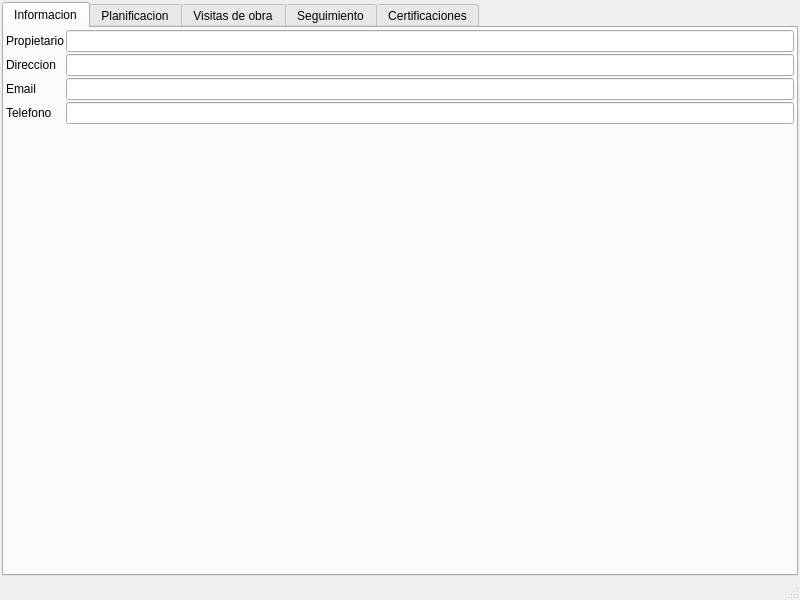
First picture: the form in mksPlanner/views/projectwindow.ui, repository diegowald/mksPlanner, before the edit.
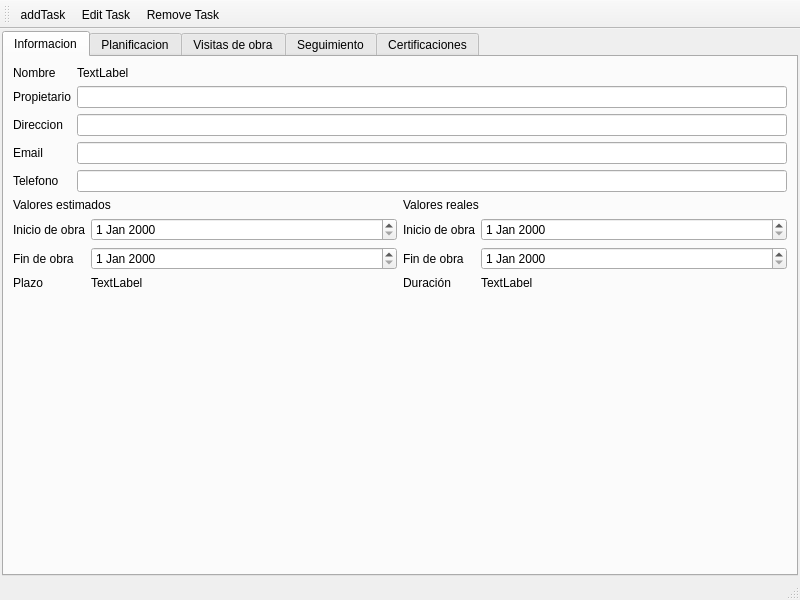
Second picture: the form after the edit. The open tabs and pages were chosen to show the change. Icons and pictures are not drawn. Custom widgets are drawn as their Qt base class.

What changed in the file:
```diff
--- a/mksPlanner/views/projectwindow.ui
+++ b/mksPlanner/views/projectwindow.ui
@@ -40,86 +40,186 @@
         <string>Informacion</string>
        </attribute>
        <layout class="QVBoxLayout" name="verticalLayout_2">
-        <property name="spacing">
-         <number>2</number>
-        </property>
-        <property name="leftMargin">
-         <number>2</number>
-        </property>
-        <property name="topMargin">
-         <number>2</number>
-        </property>
-        <property name="rightMargin">
-         <number>2</number>
-        </property>
-        <property name="bottomMargin">
-         <number>2</number>
-        </property>
         <item>
+         <layout class="QGridLayout" name="gridLayout">
+          <item row="1" column="1">
+           <layout class="QFormLayout" name="formLayout_2">
+            <item row="1" column="0">
+             <widget class="QLabel" name="Inicio">
+              <property name="text">
+               <string>Inicio de obra</string>
+              </property>
+             </widget>
+            </item>
+            <item row="1" column="1">
+             <widget class="QDateEdit" name="dateInicioReal"/>
+            </item>
+            <item row="2" column="0">
+             <widget class="QLabel" name="Findeo">
+              <property name="text">
+               <string>Fin de obra</string>
+              </property>
+             </widget>
+            </item>
+            <item row="2" column="1">
+             <widget class="QDateEdit" name="dateFinReal"/>
+            </item>
+            <item row="3" column="0">
+             <widget class="QLabel" name="label_13">
+              <property name="text">
+               <string>Duración</string>
+              </property>
+             </widget>
+            </item>
+            <item row="3" column="1">
+             <widget class="QLabel" name="lblDuracionReal">
+              <property name="text">
+               <string>TextLabel</string>
+              </property>
+             </widget>
+            </item>
+            <item row="0" column="0" colspan="2">
+             <widget class="QLabel" name="label_10">
+              <property name="text">
+               <string>Valores reales</string>
+              </property>
+             </widget>
+            </item>
+           </layout>
+          </item>
+          <item row="1" column="0">
          <layout class="QFormLayout" name="formLayout">
-          <property name="horizontalSpacing">
-           <number>2</number>
-          </property>
-          <property name="verticalSpacing">
-           <number>2</number>
-          </property>
-          <item row="0" column="0">
+            <item row="1" column="0">
+             <widget class="QLabel" name="label_5">
+              <property name="text">
+               <string>Inicio de obra</string>
+              </property>
+             </widget>
+            </item>
+            <item row="1" column="1">
+             <widget class="QDateEdit" name="dateEstimacionInicio"/>
+            </item>
+            <item row="2" column="0">
+             <widget class="QLabel" name="label_6">
+              <property name="text">
+               <string>Fin de obra</string>
+              </property>
+             </widget>
+            </item>
+            <item row="2" column="1">
+             <widget class="QDateEdit" name="dateEstimacionFinalizacion"/>
+            </item>
+            <item row="3" column="0">
+             <widget class="QLabel" name="label_7">
+              <property name="text">
+               <string>Plazo</string>
+              </property>
+             </widget>
+            </item>
+            <item row="3" column="1">
+             <widget class="QLabel" name="lblPlazoEstimado">
+              <property name="text">
+               <string>TextLabel</string>
+              </property>
+             </widget>
+            </item>
+            <item row="0" column="0" colspan="2">
+             <widget class="QLabel" name="label_9">
+              <property name="text">
+               <string>Valores estimados</string>
+              </property>
+             </widget>
+            </item>
+           </layout>
+          </item>
+          <item row="0" column="0" colspan="2">
+           <layout class="QFormLayout" name="formLayout_3">
+            <item row="1" column="0">
            <widget class="QLabel" name="label">
             <property name="text">
              <string>Propietario</string>
             </property>
            </widget>
           </item>
-          <item row="0" column="1">
+            <item row="1" column="1">
            <widget class="QLineEdit" name="txtPropietario">
             <property name="readOnly">
              <bool>true</bool>
             </property>
            </widget>
           </item>
-          <item row="1" column="0">
+            <item row="2" column="0">
            <widget class="QLabel" name="label_2">
             <property name="text">
              <string>Direccion</string>
             </property>
            </widget>
           </item>
-          <item row="1" column="1">
+            <item row="2" column="1">
            <widget class="QLineEdit" name="txtDireccion">
             <property name="readOnly">
              <bool>true</bool>
             </property>
            </widget>
           </item>
-          <item row="2" column="0">
+            <item row="3" column="0">
            <widget class="QLabel" name="label_3">
             <property name="text">
              <string>Email</string>
             </property>
            </widget>
           </item>
-          <item row="2" column="1">
+            <item row="3" column="1">
            <widget class="QLineEdit" name="txtEmail">
             <property name="readOnly">
              <bool>true</bool>
             </property>
            </widget>
           </item>
-          <item row="3" column="0">
+            <item row="4" column="0">
            <widget class="QLabel" name="label_4">
             <property name="text">
              <string>Telefono</string>
             </property>
            </widget>
           </item>
-          <item row="3" column="1">
+            <item row="4" column="1">
            <widget class="QLineEdit" name="txtTelefono">
             <property name="readOnly">
              <bool>true</bool>
             </property>
            </widget>
           </item>
-         </layout>
+            <item row="0" column="0">
+             <widget class="QLabel" name="label_15">
+              <property name="text">
+               <string>Nombre</string>
+              </property>
+             </widget>
+            </item>
+            <item row="0" column="1">
+             <widget class="QLabel" name="lblFilename">
+              <property name="text">
+               <string>TextLabel</string>
+              </property>
+             </widget>
+            </item>
+           </layout>
+          </item>
+         </layout>
+        </item>
+        <item>
+         <spacer name="verticalSpacer">
+          <property name="orientation">
+           <enum>Qt::Vertical</enum>
+          </property>
+          <property name="sizeHint" stdset="0">
+           <size>
+            <width>20</width>
+            <height>40</height>
+           </size>
+          </property>
+         </spacer>
         </item>
        </layout>
       </widget>
@@ -163,6 +263,47 @@
    </property>
   </widget>
   <widget class="QStatusBar" name="statusbar"/>
+  <widget class="QToolBar" name="toolBar">
+   <property name="windowTitle">
+    <string>toolBar</string>
+   </property>
+   <attribute name="toolBarArea">
+    <enum>TopToolBarArea</enum>
+   </attribute>
+   <attribute name="toolBarBreak">
+    <bool>false</bool>
+   </attribute>
+   <addaction name="actionAddTask"/>
+   <addaction name="actionEdit_Task"/>
+   <addaction name="actionRemove_Task"/>
+  </widget>
+  <action name="actionAddTask">
+   <property name="icon">
+    <iconset resource="../mksplanner.qrc">
+     <normaloff>:/tableWindow/tools/add</normaloff>:/tableWindow/tools/add</iconset>
+   </property>
+   <property name="text">
+    <string>addTask</string>
+   </property>
+  </action>
+  <action name="actionEdit_Task">
+   <property name="icon">
+    <iconset resource="../mksplanner.qrc">
+     <normaloff>:/tableWindow/tools/edit</normaloff>:/tableWindow/tools/edit</iconset>
+   </property>
+   <property name="text">
+    <string>Edit Task</string>
+   </property>
+  </action>
+  <action name="actionRemove_Task">
+   <property name="icon">
+    <iconset resource="../mksplanner.qrc">
+     <normaloff>:/tableWindow/tools/remove</normaloff>:/tableWindow/tools/remove</iconset>
+   </property>
+   <property name="text">
+    <string>Remove Task</string>
+   </property>
+  </action>
  </widget>
  <customwidgets>
   <customwidget>
```
Left out of the diff: 6 changed lines with no effect on the pictures. Lines whose indentation alone changed are shown as unchanged.
